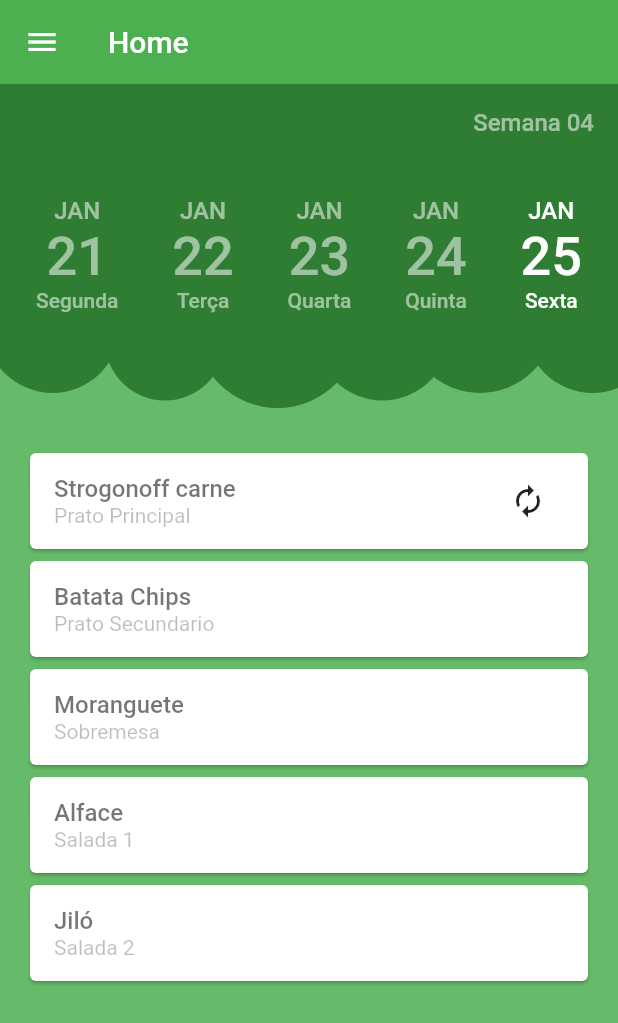
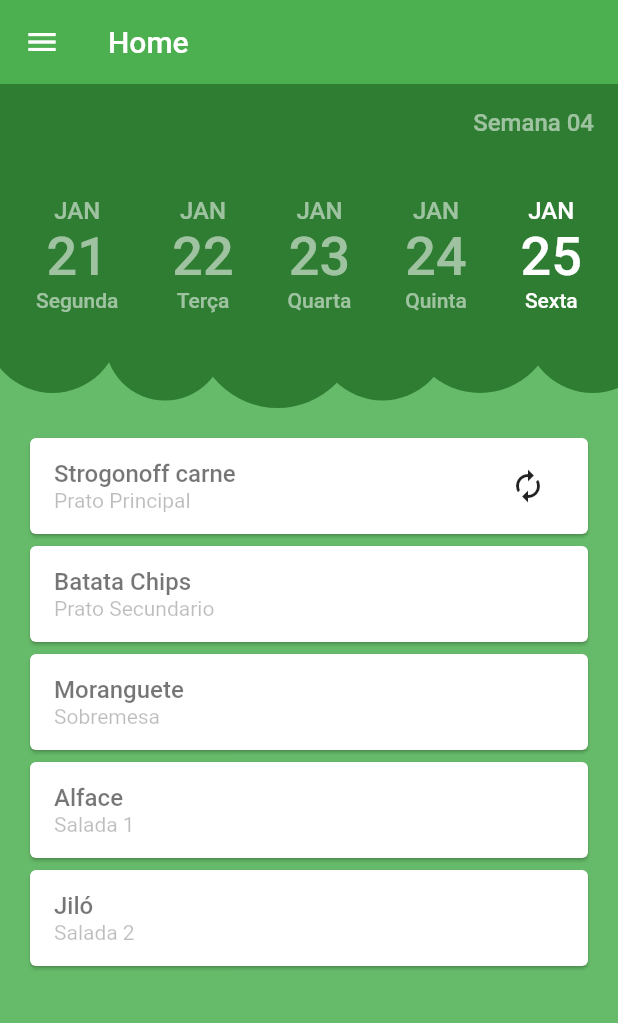
Before and after one commit to BR-Flutter/gf-troca-almoco, a Flutter app: the screen it shows after launch, swiped to page 5, on a phone screen of 412 x 824 dp. Shown: the top 1023 px of the screen. Run offline on Flutter 3.47's test engine with Material 2 defaults, Android fonts, the phone set to English and light mode, and no system bars; our stand-ins replace rxdart.

```diff
--- a/lib/pages/home/home.page.dart
+++ b/lib/pages/home/home.page.dart
@@ -63,7 +63,7 @@ class _HomePageState extends State<HomePage> {
           children: <Widget>[
             Container(
               color: Colors.green[400],
-              padding: EdgeInsets.only(bottom: 50.0),
+              padding: EdgeInsets.only(bottom: 40.0),
               child: Stack(
                 overflow: Overflow.visible,
                 children: <Widget>[
@@ -143,25 +143,40 @@ class _HomePageState extends State<HomePage> {
                         bloc.setPage(page);
                       },
                       children: <Widget>[
-                        ListView(
-                          children: _listDish(
-                              context, Day.fromJSON(bloc.response[0])),
+                        ListView.builder(
+                          itemCount: Day.fromJSON(bloc.response[0]).dish.length,
+                          itemBuilder: (BuildContext context, int index) {
+                            return _dish(context,
+                                Day.fromJSON(bloc.response[0]).dish[index]);
+                          },
                         ),
-                        ListView(
-                          children: _listDish(
-                              context, Day.fromJSON(bloc.response[1])),
+                        ListView.builder(
+                          itemCount: Day.fromJSON(bloc.response[1]).dish.length,
+                          itemBuilder: (BuildContext context, int index) {
+                            return _dish(context,
+                                Day.fromJSON(bloc.response[1]).dish[index]);
+                          },
                         ),
-                        ListView(
-                          children: _listDish(
-                              context, Day.fromJSON(bloc.response[2])),
+                        ListView.builder(
+                          itemCount: Day.fromJSON(bloc.response[2]).dish.length,
+                          itemBuilder: (BuildContext context, int index) {
+                            return _dish(context,
+                                Day.fromJSON(bloc.response[2]).dish[index]);
+                          },
                         ),
-                        ListView(
-                          children: _listDish(
-                              context, Day.fromJSON(bloc.response[3])),
+                        ListView.builder(
+                          itemCount: Day.fromJSON(bloc.response[3]).dish.length,
+                          itemBuilder: (BuildContext context, int index) {
+                            return _dish(context,
+                                Day.fromJSON(bloc.response[3]).dish[index]);
+                          },
                         ),
-                        ListView(
-                          children: _listDish(
-                              context, Day.fromJSON(bloc.response[4])),
+                        ListView.builder(
+                          itemCount: Day.fromJSON(bloc.response[4]).dish.length,
+                          itemBuilder: (BuildContext context, int index) {
+                            return _dish(context,
+                                Day.fromJSON(bloc.response[4]).dish[index]);
+                          },
                         )
                       ],
                     ),
@@ -220,12 +235,6 @@ class _HomePageState extends State<HomePage> {
     }
   }
 
-  List<Widget> _listDish(BuildContext context, Day day) {
-    List<Widget> list = [];
-    day.dish.forEach((d) => list.add(_dish(context, d)));
-    return list;
-  }
-
   showModal(BuildContext context) {
     showModalBottomSheet(
         context: context,
```
